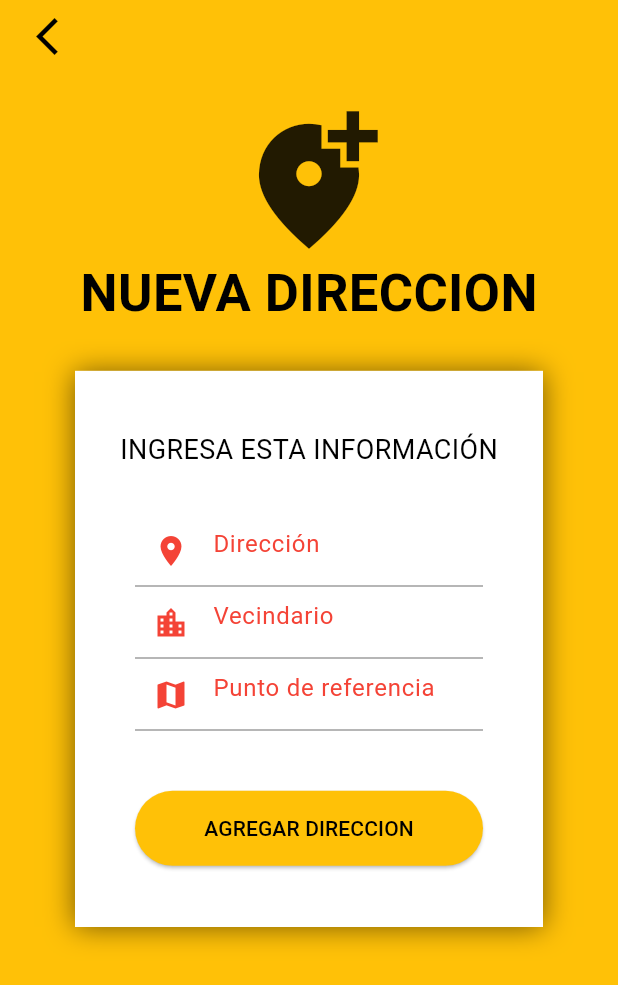
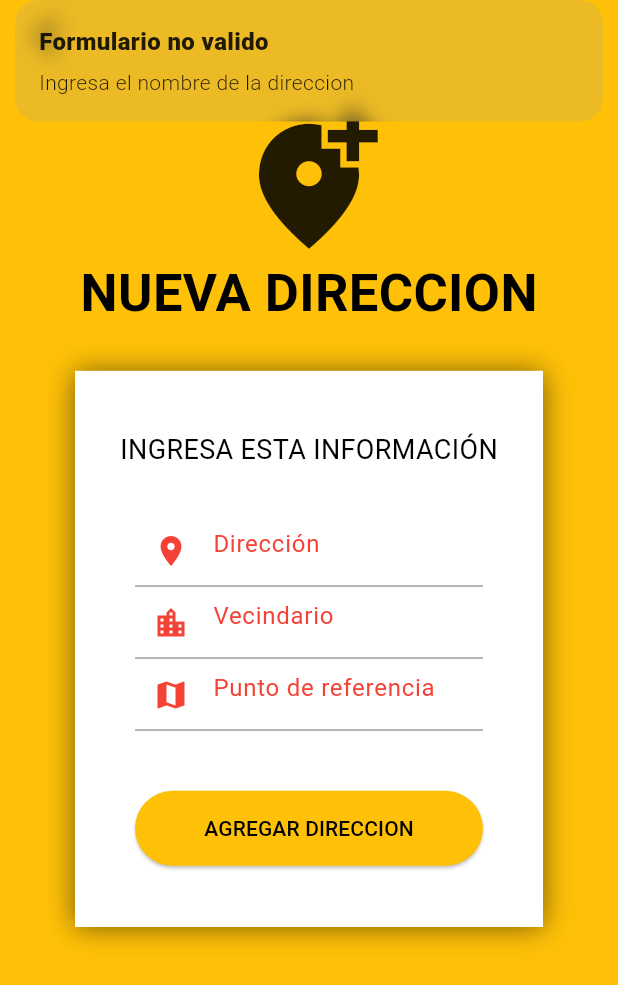
Before and after one commit to Gherrera99/delivery_flutter_umsa, a Flutter app: the ClientAddressCreatePage screen opened by its route, after a tap on "AGREGAR DIRECCION", on a phone screen of 412 x 824 dp. Shown: the top 985 px of the screen. Run offline on Flutter 3.47's test engine with Material 3 defaults, Android fonts, the phone set to English and light mode, and no system bars; our stand-ins replace flutter_image_slideshow, fluttertoast, geocoding, geolocator, get, get_storage and 5 more; accounts and stored records are empty; network calls fail.

Commit message:
76. Creando una nueva direccion desde la app

```diff
--- /dev/null
+++ b/lib/src/models/address.dart
@@ -0,0 +1,53 @@
+import 'dart:convert';
+
+Address addressFromJson(String str) => Address.fromJson(json.decode(str));
+
+String addressToJson(Address data) => json.encode(data.toJson());
+
+class Address {
+
+  String? id;
+  String? address;
+  String? neighborhood;
+  String? idUser;
+  double? lat;
+  double? lng;
+
+  Address({
+    this.id,
+    this.address,
+    this.neighborhood,
+    this.idUser,
+    this.lat,
+    this.lng,
+  });
+
+  factory Address.fromJson(Map<String, dynamic> json) => Address(
+    id: json["id"],
+    address: json["address"],
+    neighborhood: json["neighborhood"],
+    idUser: json["id_user"],
+    lat: json["lat"],
+    lng: json["lng"],
+  );
+
+  static List<Address> fromJsonList(List<dynamic> jsonList) {
+    List<Address> toList = [];
+
+    jsonList.forEach((item) {
+      Address address = Address.fromJson(item);
+      toList.add(address);
+    });
+
+    return toList;
+  }
+
+  Map<String, dynamic> toJson() => {
+    "id": id,
+    "address": address,
+    "neighborhood": neighborhood,
+    "id_user": idUser,
+    "lat": lat,
+    "lng": lng,
+  };
+}
--- a/lib/src/pages/client/address/create/client_address_create_controller.dart
+++ b/lib/src/pages/client/address/create/client_address_create_controller.dart
@@ -1,6 +1,12 @@
+import 'package:delivery_flutter_app/src/models/address.dart';
+import 'package:delivery_flutter_app/src/models/response_api.dart';
+import 'package:delivery_flutter_app/src/models/user.dart';
 import 'package:delivery_flutter_app/src/pages/client/address/map/client_address_map_page.dart';
+import 'package:delivery_flutter_app/src/providers/address_provider.dart';
 import 'package:flutter/cupertino.dart';
+import 'package:fluttertoast/fluttertoast.dart';
 import 'package:get/get.dart';
+import 'package:get_storage/get_storage.dart';
 import 'package:modal_bottom_sheet/modal_bottom_sheet.dart';
 import 'package:flutter/material.dart';
 
@@ -9,6 +15,13 @@ class ClientAddressCreateController extends GetxController {
   TextEditingController addressController = TextEditingController();
   TextEditingController neighborhoodController = TextEditingController();
   TextEditingController refPointController = TextEditingController();
+
+  double latRefPoint = 0;
+  double lngRefPoint = 0;
+
+  User user = User.fromJson(GetStorage().read('user') ?? {});
+
+  AddressProvider addressProvider = AddressProvider();
 
 
   void openGoogleMaps(BuildContext context) async{
@@ -21,7 +34,59 @@ class ClientAddressCreateController extends GetxController {
 
     print('REF POINT MAP ${refPointMap}');
     refPointController.text = refPointMap['address'];
-    // latRefPoint = refPointMap['lat'];
-    // lngRefPoint = refPointMap['lng'];
+    latRefPoint = refPointMap['lat'];
+    lngRefPoint = refPointMap['lng'];
   }
+
+  void createAddress() async {
+    String addressName = addressController.text;
+    String neighborhood = neighborhoodController.text;
+
+    if (isValidForm(addressName, neighborhood)) {
+      Address address = Address(
+          address: addressName,
+          neighborhood: neighborhood,
+          lat: latRefPoint,
+          lng: lngRefPoint,
+          idUser: user.id
+      );
+
+      ResponseApi responseApi = await addressProvider.create(address);
+      Fluttertoast.showToast(msg: responseApi.message ?? '', toastLength: Toast.LENGTH_LONG);
+      Get.back();
+
+      // if (responseApi.success == true) {
+      //   address.id = responseApi.data;
+      //   GetStorage().write('address', address.toJson());
+      //
+      //   clientAddressListController.update();
+      //
+      //   Get.back();
+      // }
+
+    }
+  }
+
+  bool isValidForm(String address, String neighborhood) {
+    if (address.isEmpty){
+      Get.snackbar('Formulario no valido', 'Ingresa el nombre de la direccion');
+      return false;
+    }
+    if (neighborhood.isEmpty){
+      Get.snackbar('Formulario no valido', 'Ingresa el nombre del vencindario');
+      return false;
+    }
+    if (latRefPoint == 0){
+      Get.snackbar('Formulario no valido', 'Selecciona el punto de referencia');
+      return false;
+    }
+    if (lngRefPoint == 0){
+      Get.snackbar('Formulario no valido', 'Selecciona el punto de referencia');
+      return false;
+    }
+
+    return true;
+  }
+
+
 }
--- a/lib/src/pages/client/address/create/client_address_create_page.dart
+++ b/lib/src/pages/client/address/create/client_address_create_page.dart
@@ -134,7 +134,9 @@ class ClientAddressCreatePage extends StatelessWidget {
       width: double.infinity,
       margin: EdgeInsets.symmetric(horizontal: 40, vertical: 20),
       child: ElevatedButton(
-          onPressed: () {},
+          onPressed: () {
+            con.createAddress();
+          },
           style: ElevatedButton.styleFrom(
               padding: EdgeInsets.symmetric(vertical: 15)
           ),
--- /dev/null
+++ b/lib/src/providers/address_provider.dart
@@ -0,0 +1,49 @@
+import 'package:delivery_flutter_app/src/environment/environment.dart';
+import 'package:delivery_flutter_app/src/models/address.dart';
+import 'package:delivery_flutter_app/src/models/category.dart';
+import 'package:delivery_flutter_app/src/models/response_api.dart';
+import 'package:delivery_flutter_app/src/models/user.dart';
+import 'package:get/get.dart';
+import 'package:get_storage/get_storage.dart';
+
+class AddressProvider extends GetConnect {
+
+  String url = Environment.API_URL + 'api/address';
+
+  User userSession = User.fromJson(GetStorage().read('user') ?? {});
+
+  // Future<List<Address>> findByUser(String idUser) async {
+  //   Response response = await get(
+  //       '$url/findByUser/$idUser',
+  //       headers: {
+  //         'Content-Type': 'application/json',
+  //         'Authorization': userSession.sessionToken ?? ''
+  //       }
+  //   ); // ESPERAR HASTA QUE EL SERVIDOR NOS RETORNE LA RESPUESTA
+  //
+  //   if (response.statusCode == 401) {
+  //     Get.snackbar('Peticion denegada', 'Tu usuario no tiene permitido leer esta informacion');
+  //     return [];
+  //   }
+  //
+  //   List<Address> address = Address.fromJsonList(response.body);
+  //
+  //   return address;
+  // }
+
+  Future<ResponseApi> create(Address address) async {
+    Response response = await post(
+        '$url/create',
+        address.toJson(),
+        headers: {
+          'Content-Type': 'application/json',
+          'Authorization': userSession.sessionToken ?? ''
+        }
+    ); // ESPERAR HASTA QUE EL SERVIDOR NOS RETORNE LA RESPUESTA
+
+    ResponseApi responseApi = ResponseApi.fromJson(response.body);
+
+    return responseApi;
+  }
+
+}
```
